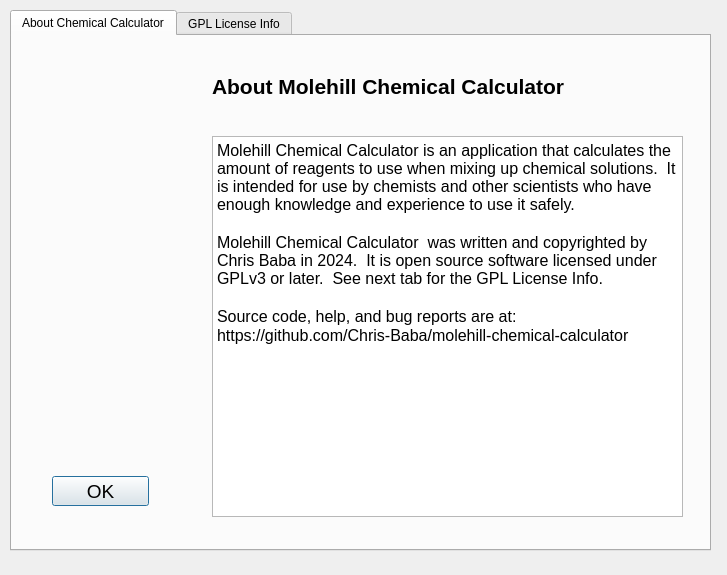
Old version of the form about_dialog.ui in the repository Chris-Baba/molehill-chemical-calculator.
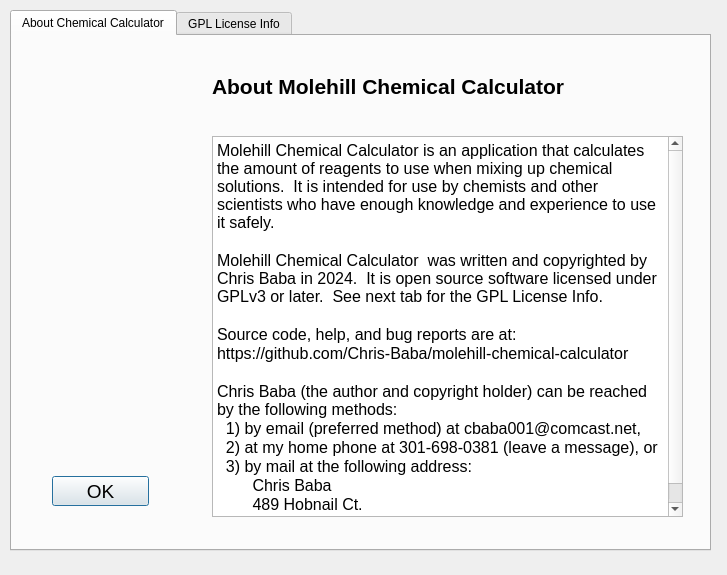
New version of the form. The open tabs and pages were chosen to show the change. Icons and pictures are not drawn.

```diff
--- a/about_dialog.ui
+++ b/about_dialog.ui
@@ -130,7 +130,15 @@
 &lt;p style=&quot; margin-top:0px; margin-bottom:0px; margin-left:0px; margin-right:0px; -qt-block-indent:0; text-indent:0px;&quot;&gt;&lt;span style=&quot; font-family:'Noto Sans';&quot;&gt;Molehill Chemical Calculator  was written and copyrighted by Chris Baba in 2024.  It is open source software licensed under GPLv3 or later.  See next tab for the GPL License Info.&lt;/span&gt;&lt;/p&gt;
 &lt;p style=&quot;-qt-paragraph-type:empty; margin-top:0px; margin-bottom:0px; margin-left:0px; margin-right:0px; -qt-block-indent:0; text-indent:0px; font-family:'Noto Sans';&quot;&gt;&lt;br /&gt;&lt;/p&gt;
 &lt;p style=&quot; margin-top:0px; margin-bottom:0px; margin-left:0px; margin-right:0px; -qt-block-indent:0; text-indent:0px;&quot;&gt;&lt;span style=&quot; font-family:'Noto Sans';&quot;&gt;Source code, help, and bug reports are at: &lt;/span&gt;&lt;/p&gt;
-&lt;p style=&quot; margin-top:0px; margin-bottom:0px; margin-left:0px; margin-right:0px; -qt-block-indent:0; text-indent:0px;&quot;&gt;https://github.com/Chris-Baba/molehill-chemical-calculator&lt;/p&gt;&lt;/body&gt;&lt;/html&gt;</string>
+&lt;p style=&quot; margin-top:0px; margin-bottom:0px; margin-left:0px; margin-right:0px; -qt-block-indent:0; text-indent:0px;&quot;&gt;https://github.com/Chris-Baba/molehill-chemical-calculator&lt;/p&gt;
+&lt;p style=&quot;-qt-paragraph-type:empty; margin-top:0px; margin-bottom:0px; margin-left:0px; margin-right:0px; -qt-block-indent:0; text-indent:0px;&quot;&gt;&lt;br /&gt;&lt;/p&gt;
+&lt;p style=&quot; margin-top:0px; margin-bottom:0px; margin-left:0px; margin-right:0px; -qt-block-indent:0; text-indent:0px;&quot;&gt;Chris Baba (the author and copyright holder) can be reached by the following methods:&lt;/p&gt;
+&lt;p style=&quot; margin-top:0px; margin-bottom:0px; margin-left:0px; margin-right:0px; -qt-block-indent:0; text-indent:0px;&quot;&gt;  1) by email (preferred method) at cbaba001@comcast.net,&lt;/p&gt;
+&lt;p style=&quot; margin-top:0px; margin-bottom:0px; margin-left:0px; margin-right:0px; -qt-block-indent:0; text-indent:0px;&quot;&gt;  2) at my home phone at 301-698-0381 (leave a message), or&lt;/p&gt;
+&lt;p style=&quot; margin-top:0px; margin-bottom:0px; margin-left:0px; margin-right:0px; -qt-block-indent:0; text-indent:0px;&quot;&gt;  3) by mail at the following address:&lt;/p&gt;
+&lt;p style=&quot; margin-top:0px; margin-bottom:0px; margin-left:0px; margin-right:0px; -qt-block-indent:0; text-indent:0px;&quot;&gt;        Chris Baba&lt;/p&gt;
+&lt;p style=&quot; margin-top:0px; margin-bottom:0px; margin-left:0px; margin-right:0px; -qt-block-indent:0; text-indent:0px;&quot;&gt;        489 Hobnail Ct.&lt;/p&gt;
+&lt;p style=&quot; margin-top:0px; margin-bottom:0px; margin-left:0px; margin-right:0px; -qt-block-indent:0; text-indent:0px;&quot;&gt;        Frederick, MD 21703 (USA)&lt;/p&gt;&lt;/body&gt;&lt;/html&gt;</string>
      </property>
      <property name="textInteractionFlags">
       <set>Qt::TextInteractionFlag::LinksAccessibleByKeyboard|Qt::TextInteractionFlag::LinksAccessibleByMouse|Qt::TextInteractionFlag::TextBrowserInteraction|Qt::TextInteractionFlag::TextSelectableByKeyboard|Qt::TextInteractionFlag::TextSelectableByMouse</set>
```
Left out of the diff: 3 changed lines with no effect on the pictures.
